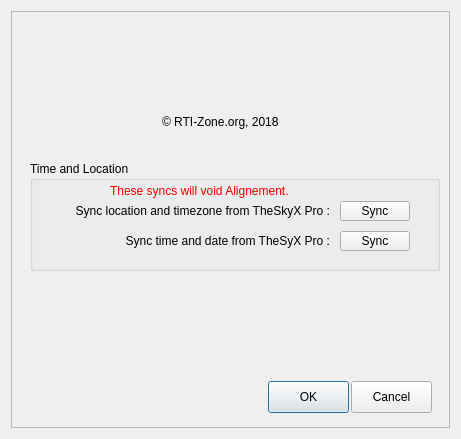
rpineau/ATCS, file ATCS.ui: the form before one commit.
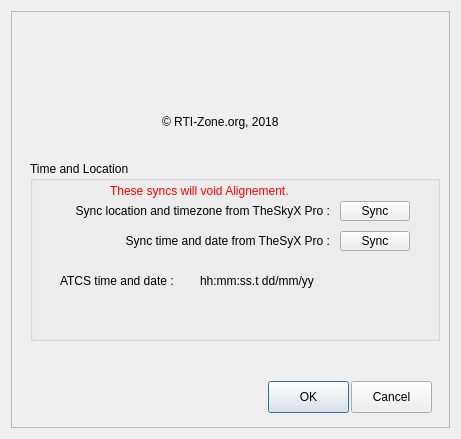
The form after the commit. Icons and pictures are not drawn. Custom widgets are drawn as their Qt base class.

Commit message: Fix some issue with time and date sync

Patch:
```diff
--- a/ATCS.ui
+++ b/ATCS.ui
@@ -122,7 +122,7 @@
         <x>19</x>
         <y>150</y>
         <width>410</width>
-        <height>110</height>
+        <height>180</height>
        </rect>
       </property>
       <property name="title">
@@ -199,6 +199,32 @@
         <string>&lt;html&gt;&lt;head/&gt;&lt;body&gt;&lt;p&gt;&lt;span style=&quot; color:#ff0000;&quot;&gt;These  syncs  will void Alignement.&lt;/span&gt;&lt;/p&gt;&lt;/body&gt;&lt;/html&gt;</string>
        </property>
       </widget>
+      <widget class="QLabel" name="label_4">
+       <property name="geometry">
+        <rect>
+         <x>30</x>
+         <y>110</y>
+         <width>130</width>
+         <height>20</height>
+        </rect>
+       </property>
+       <property name="text">
+        <string>ATCS time and date :</string>
+       </property>
+      </widget>
+      <widget class="QLabel" name="time_date">
+       <property name="geometry">
+        <rect>
+         <x>170</x>
+         <y>110</y>
+         <width>130</width>
+         <height>20</height>
+        </rect>
+       </property>
+       <property name="text">
+        <string>hh:mm:ss.t dd/mm/yy</string>
+       </property>
+      </widget>
      </widget>
     </widget>
    </item>
```
The commit also changes 3 other files.
